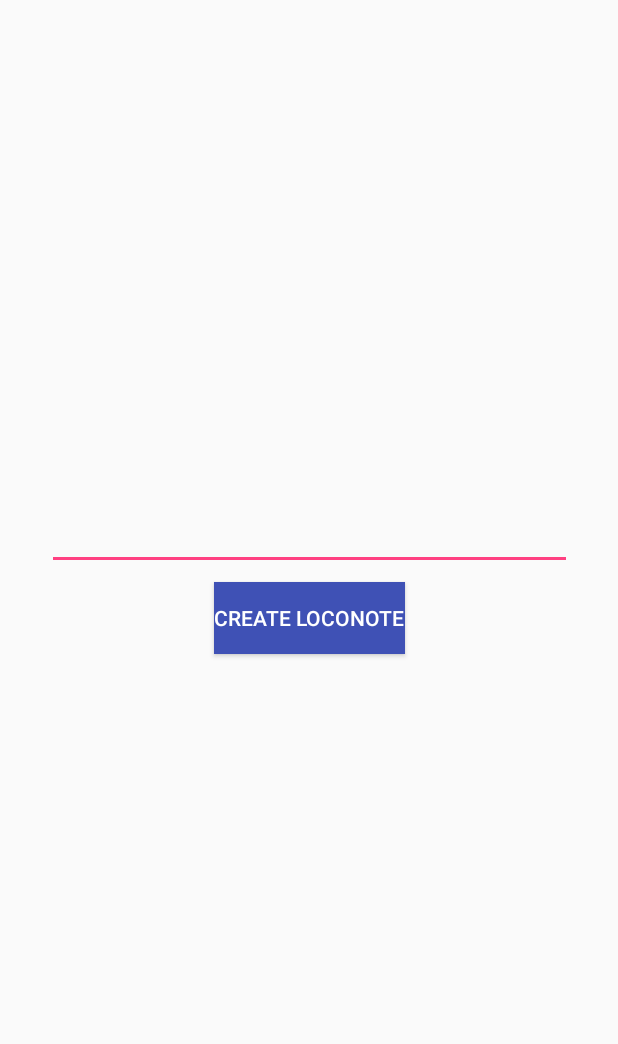
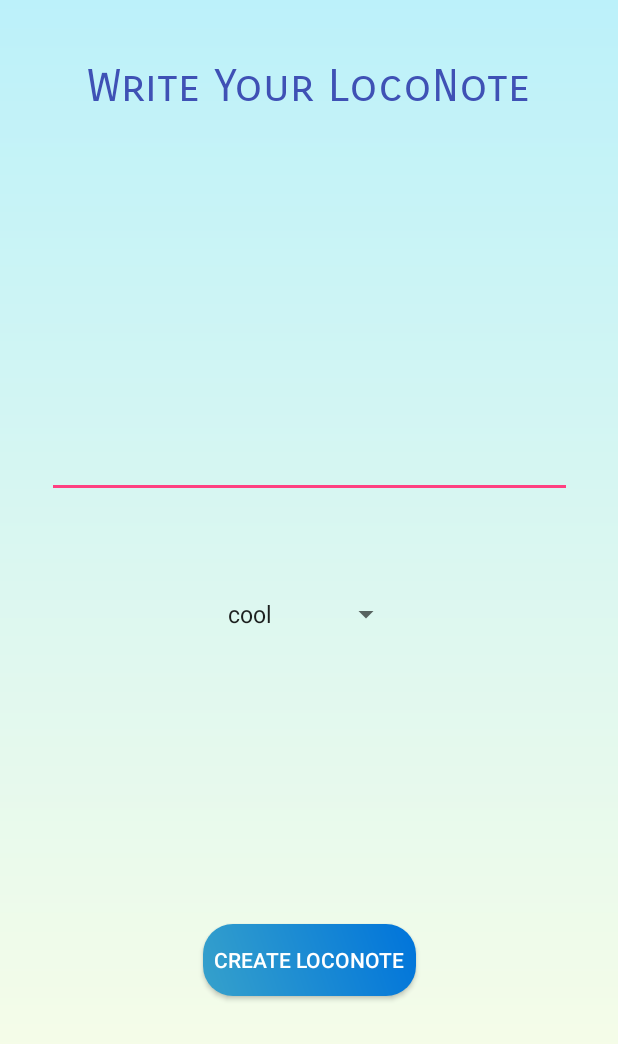
Before and after one commit to LocoNote/LocoNote-MVP, an Android app: the CreateNoteActivity screen opened directly, with no data from a screen before it, on a phone screen of 412 x 824 dp. Shown: the top 1044 px of the screen. Run offline under Robolectric (Android 15) with nearby library versions, the phone set to English and light mode, and no system bars; our stand-ins replace Firebase (no records; nobody signed in at launch, a user with empty details on screens opened directly); Roboto replaces fonts that are not available here; 2 statements that could not run were skipped.

Commit message:
Final Touches plus Emoji markers

```diff
--- a/app/src/main/java/games/android/com/loconotemvp/CreateNoteActivity.java
+++ b/app/src/main/java/games/android/com/loconotemvp/CreateNoteActivity.java
@@ -4,8 +4,10 @@ import android.content.Intent;
 import android.support.v7.app.AppCompatActivity;
 import android.os.Bundle;
 import android.view.View;
+import android.widget.ArrayAdapter;
 import android.widget.Button;
 import android.widget.EditText;
+import android.widget.Spinner;
 import android.widget.Toast;
 
 import com.google.firebase.database.DatabaseReference;
@@ -15,6 +17,9 @@ import games.android.com.loconotemvp.MapsActivity;
 
 import org.w3c.dom.Text;
 
+import java.util.ArrayList;
+import java.util.List;
+
 public class CreateNoteActivity extends AppCompatActivity {
 
     private Button submitNote;
@@ -22,6 +27,7 @@ public class CreateNoteActivity extends AppCompatActivity {
     private LatLng currLoc;
     private double lat, lng;
     private DatabaseReference noteReference;
+    private String[] emotions = {"cool","happy","laughing","love","sad","surprise","weird"};
 
 
 
@@ -31,6 +37,19 @@ public class CreateNoteActivity extends AppCompatActivity {
         setContentView(R.layout.activity_create_note);
 
         Intent intent = getIntent();
+        List<String> spinnerArray =  new ArrayList<String>();
+
+        for(int i = 0; i<7; i++){
+            spinnerArray.add(emotions[i]);
+        }
+
+
+        ArrayAdapter<String> adapter = new ArrayAdapter<String>(
+                this, android.R.layout.simple_spinner_item, spinnerArray);
+
+        adapter.setDropDownViewResource(android.R.layout.simple_spinner_dropdown_item);
+        final Spinner sItems = (Spinner) findViewById(R.id.MySpinner);
+        sItems.setAdapter(adapter);
 
         Bundle extras = intent.getExtras();
 
@@ -49,13 +68,17 @@ public class CreateNoteActivity extends AppCompatActivity {
             @Override
             public void onClick(View view) {
                 String finalMessage = messageText.getText().toString();
-                Message message = new Message(finalMessage,currLoc);
-                DatabaseReference noteKey = noteReference.child("Notes").push();
-                noteKey.setValue(message);
-                Toast.makeText(CreateNoteActivity.this,"Done",Toast.LENGTH_SHORT).show();
-                Intent intent1 = new Intent(CreateNoteActivity.this, MapsActivity.class);
-                startActivity(intent1);
-                finish();
+                String tag = sItems.getSelectedItem().toString();
+                if(tag != null && finalMessage != null){
+                    Message message = new Message(finalMessage,currLoc,tag);
+                    DatabaseReference noteKey = noteReference.child("Notes").push();
+                    noteKey.setValue(message);
+                    Toast.makeText(CreateNoteActivity.this,tag,Toast.LENGTH_SHORT).show();
+                    Intent intent1 = new Intent(CreateNoteActivity.this, MapsActivity.class);
+                    startActivity(intent1);
+                    finish();
+                }
+
 
 
             }
--- /dev/null
+++ b/app/src/main/res/drawable/roundedbuttons.xml
@@ -0,0 +1,9 @@
+<?xml version="1.0" encoding="utf-8"?>
+<shape xmlns:android="http://schemas.android.com/apk/res/android">
+
+    <gradient android:startColor="#36a1cb"
+        android:endColor="#0074db"
+        android:angle="45"></gradient>
+    <corners android:radius="20dp"></corners>
+
+</shape>
--- a/app/src/main/res/drawable/samecolorgradient.xml
+++ b/app/src/main/res/drawable/samecolorgradient.xml
@@ -2,7 +2,7 @@
 <shape xmlns:android="http://schemas.android.com/apk/res/android"
     android:shape="rectangle">
     <gradient
-        android:startColor="#FFFACD"
+        android:startColor="#cdfbff"
         android:endColor="#FFFACD"
         android:angle="90"/>
 </shape>
--- a/app/src/main/res/layout/activity_create_note.xml
+++ b/app/src/main/res/layout/activity_create_note.xml
@@ -4,7 +4,22 @@
     xmlns:tools="http://schemas.android.com/tools"
     android:layout_width="match_parent"
     android:layout_height="match_parent"
+    android:background="@drawable/gradient"
     tools:context="games.android.com.loconotemvp.CreateNoteActivity">
+
+    <TextView
+        android:layout_width="wrap_content"
+        android:layout_height="wrap_content"
+        android:text="Write Your LocoNote"
+        android:textColor="@color/colorPrimary"
+        android:textSize="30dp"
+        app:layout_constraintEnd_toEndOf="parent"
+        app:layout_constraintStart_toStartOf="parent"
+        app:layout_constraintBottom_toBottomOf="parent"
+        app:layout_constraintTop_toTopOf="parent"
+        app:layout_constraintVertical_bias="0.05"
+        android:fontFamily="sans-serif-smallcaps"
+        />
 
     <Button
         android:id="@+id/submit_note"
@@ -14,13 +29,15 @@
         android:layout_marginEnd="8dp"
         android:layout_marginStart="8dp"
         android:layout_marginTop="8dp"
-        android:background="@color/colorPrimary"
+        android:background="@drawable/roundedbuttons"
+        android:padding="7dp"
         android:text="Create LocoNote"
         android:textColor="@android:color/white"
         app:layout_constraintBottom_toBottomOf="parent"
         app:layout_constraintEnd_toEndOf="parent"
         app:layout_constraintStart_toStartOf="parent"
-        app:layout_constraintTop_toTopOf="parent" />
+        app:layout_constraintTop_toTopOf="parent"
+        app:layout_constraintVertical_bias="0.8"/>
 
     <EditText
         android:id="@+id/message_text"
@@ -34,6 +51,15 @@
         app:layout_constraintEnd_toEndOf="parent"
         app:layout_constraintStart_toStartOf="parent"
         app:layout_constraintTop_toTopOf="parent"
-        app:layout_constraintVertical_bias="1.0" />
+        app:layout_constraintVertical_bias="0.5" />
+    <Spinner
+        android:layout_width="wrap_content"
+        android:layout_height="wrap_content"
+        android:id="@+id/MySpinner"
+        app:layout_constraintBottom_toTopOf="@+id/submit_note"
+        app:layout_constraintEnd_toEndOf="parent"
+        app:layout_constraintStart_toStartOf="parent"
+        app:layout_constraintTop_toBottomOf="@id/message_text"
+        app:layout_constraintVertical_bias="0.25" ></Spinner>
 
 </android.support.constraint.ConstraintLayout>
```
Also changed, not shown: app/src/main/java/games/android/com/loconotemvp/MapsActivity.java (+24 -1 lines), app/src/main/java/games/android/com/loconotemvp/Message.java (+11 -1 lines), app/src/main/res/layout/activity_maps.xml (+40 -14 lines), app/src/main/res/drawable/cool.png (added), app/src/main/res/drawable/happy.png (added), app/src/main/res/drawable/laughing.png (added), app/src/main/res/drawable/love.png (added), app/src/main/res/drawable/sad.png (added), app/src/main/res/drawable/surprise.png (added), app/src/main/res/drawable/weird.png (added).
